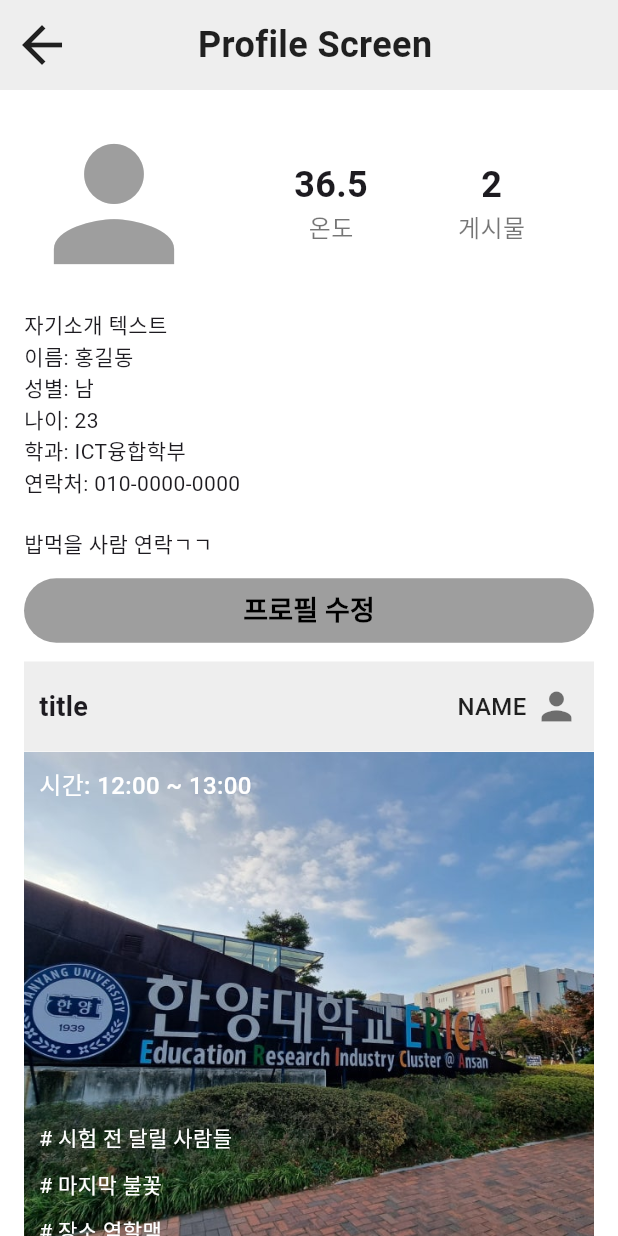
After one commit to Dream-no24/hanzzan, a Flutter app: the ProfileScreen screen opened directly, on a phone screen of 412 x 824 dp. The commit adds this screen. Run offline on Flutter 3.47's test engine with Material 3 defaults, Android fonts, the phone set to English and light mode, and no system bars.

Commit message:
프로필 화면 하드코딩 완료

```diff
--- a/lib/main.dart
+++ b/lib/main.dart
@@ -1,5 +1,6 @@
 import 'package:flutter/material.dart';
 import 'mainScreenDir/main_screen.dart';
+import 'mainScreenDir/profile_screen.dart';
 
 void main() {
   runApp(MyApp());
@@ -10,6 +11,8 @@
   Widget build(BuildContext context) {
     return MaterialApp(
       home: MainScreen(),
+      // home: ProfileScreen(), // 프로필 화면을 보기 위한 코드 변경
+
     );
   }
 }
--- /dev/null
+++ b/lib/mainScreenDir/profile_screen.dart
@@ -0,0 +1,376 @@
+import 'package:flutter/material.dart';
+
+class ProfileScreen extends StatelessWidget {
+  @override
+  Widget build(BuildContext context) {
+    return Scaffold(
+      body: Column(
+        children: [
+          // 상단 배너
+          Container(
+            height: 60,
+            width: double.infinity,
+            color: Colors.grey[200],
+            child: Row(
+              mainAxisAlignment: MainAxisAlignment.spaceBetween,
+              children: [
+                IconButton(
+                  onPressed: () {},
+                  icon: Icon(Icons.arrow_back),
+                  iconSize: 40,
+                  color: Colors.black87,
+                ),
+                Text(
+                  "Profile Screen",
+                  style: TextStyle(
+                    fontSize: 24,
+                    fontWeight: FontWeight.bold,
+                    color: Colors.black87,
+                  ),
+                ),
+                SizedBox(width: 48),
+              ],
+            ),
+          ),
+          // 나머지 부분
+          Expanded(
+            child: SingleChildScrollView( // 스크롤 가능한 위젯 추가
+              child: Container(
+                color: Colors.white, // 최상위 Container의 배경색을 흰색으로 설정
+                padding: const EdgeInsets.all(16.0),
+                child: Column(
+                  crossAxisAlignment: CrossAxisAlignment.start,
+                  children: [
+                    // 사용자 아이콘과 텍스트 그룹 묶음
+                    Row(
+                      crossAxisAlignment: CrossAxisAlignment.start,
+                      children: [
+                        // 사용자 아이콘
+                        Icon(
+                          Icons.person,
+                          size: 120,
+                          color: Colors.grey,
+                        ),
+                        SizedBox(width: 60), // 간격
+                        // 텍스트 그룹 묶음
+                        Row(
+                          children: [
+                            // 첫 번째 텍스트 그룹
+                            Container(
+                              padding:
+                              const EdgeInsets.symmetric(vertical: 30.0),
+                              child: Column(
+                                crossAxisAlignment: CrossAxisAlignment.center,
+                                children: [
+                                  Text(
+                                    "36.5",
+                                    style: TextStyle(
+                                      fontSize: 24,
+                                      fontWeight: FontWeight.bold,
+                                    ),
+                                  ),
+                                  Text(
+                                    "온도",
+                                    style: TextStyle(
+                                      fontSize: 16,
+                                      color: Colors.black54,
+                                    ),
+                                  ),
+                                ],
+                              ),
+                            ),
+                            SizedBox(width: 60),
+                            // 두 번째 텍스트 그룹
+                            Container(
+                              padding:
+                              const EdgeInsets.symmetric(vertical: 30.0),
+                              child: Column(
+                                crossAxisAlignment: CrossAxisAlignment.center,
+                                children: [
+                                  Text(
+                                    "2",
+                                    style: TextStyle(
+                                      fontSize: 24,
+                                      fontWeight: FontWeight.bold,
+                                    ),
+                                  ),
+                                  Text(
+                                    "게시물",
+                                    style: TextStyle(
+                                      fontSize: 16,
+                                      color: Colors.black54,
+                                    ),
+                                  ),
+                                ],
+                              ),
+                            ),
+                          ],
+                        ),
+                      ],
+                    ),
+                    SizedBox(height: 10),
+                    // 사용자 소개 텍스트
+                    Text(
+                      "자기소개 텍스트\n"
+                          "이름: 홍길동\n"
+                          "성별: 남\n"
+                          "나이: 23\n"
+                          "학과: ICT융합학부\n"
+                          "연락처: 010-0000-0000\n\n"
+                          "밥먹을 사람 연락ㄱㄱ",
+                      style: TextStyle(
+                        fontSize: 14,
+                        fontWeight: FontWeight.normal,
+                      ),
+                    ),
+                    SizedBox(height: 10),
+                    Center(
+                      child: Container(
+                        width: 400,
+                        child: TextButton(
+                          onPressed: () {},
+                          child: Text(
+                            "프로필 수정",
+                            style: TextStyle(
+                              fontSize: 18,
+                              fontWeight: FontWeight.bold,
+                              color: Colors.black,
+                            ),
+                          ),
+                          style: TextButton.styleFrom(
+                            backgroundColor: Colors.grey, // 텍스트 색상 설정
+                          ),
+                        ),
+                      ),
+                    ),
+                    // 게시물 박스
+                    Container(
+                      height: 400, // 게시물 높이
+                      width: double.infinity,
+                      margin: const EdgeInsets.symmetric(vertical: 10),
+                      color: Colors.white,
+                      child: Column(
+                        children: [
+                          // 상단 바
+                          Container(
+                            height: 60, // 상단 바 높이
+                            width: double.infinity, // 좌우 가득 채우기
+                            color: Colors.grey[200], // 바의 배경색
+                            padding: const EdgeInsets.symmetric(horizontal: 10),
+                            child: Row(
+                              mainAxisAlignment: MainAxisAlignment.spaceBetween,
+                              children: [
+                                // 좌측 제목
+                                const Text(
+                                  'title',
+                                  style: TextStyle(
+                                    fontSize: 18,
+                                    fontWeight: FontWeight.bold,
+                                  ),
+                                ),
+                                // 우측 사용자 정보
+                                Row(
+                                  children: [
+                                    const Text(
+                                      'NAME', // 추가된 텍스트
+                                      style: TextStyle(
+                                        fontSize: 16,
+                                        fontWeight: FontWeight.w500,
+                                        color: Colors.black87,
+                                      ),
+                                    ),
+                                    const SizedBox(width: 5), // 텍스트와 아이콘 간 간격
+                                    Icon(
+                                      Icons.person, // 사용자 아이콘
+                                      size: 30,
+                                      color: Colors.black54,
+                                    ),
+                                  ],
+                                ),
+                              ],
+                            ),
+                          ),
+                          // 게시물 내용 (이미지 배경)
+                          Expanded(
+                            child: Container(
+                              decoration: BoxDecoration(
+                                image: DecorationImage(
+                                  image: AssetImage('assets/ERICA.jpg'), // 이미지 파일 경로
+                                  fit: BoxFit.cover, // 이미지를 박스에 맞게 채움
+                                ),
+                              ),
+                              child: Stack(
+                                children: [
+                                  // 좌측 상단 시간 텍스트
+                                  Positioned(
+                                    left: 10, // 좌측 여백
+                                    top: 10, // 상단 여백
+                                    child: const Text(
+                                      '시간: 12:00 ~ 13:00',
+                                      style: TextStyle(
+                                        fontSize: 16,
+                                        fontWeight: FontWeight.w500,
+                                        color: Colors.white, // 흰색 텍스트
+                                      ),
+                                    ),
+                                  ),
+                                  // 좌측 하단 해시태그 텍스트
+                                  Positioned(
+                                    left: 10, // 좌측 여백
+                                    bottom: 10, // 하단 여백
+                                    child: Column(
+                                      crossAxisAlignment: CrossAxisAlignment.start,
+                                      children: [
+                                        const Text(
+                                          '# 시험 전 달릴 사람들',
+                                          style: TextStyle(
+                                            fontSize: 14,
+                                            color: Colors.white, // 흰색 텍스트
+                                          ),
+                                        ),
+                                        const SizedBox(height: 10),
+                                        const Text(
+                                          '# 마지막 불꽃',
+                                          style: TextStyle(
+                                            fontSize: 14,
+                                            color: Colors.white, // 흰색 텍스트
+                                          ),
+                                        ),
+                                        const SizedBox(height: 10),
+                                        const Text(
+                                          '# 장소 역할맥',
+                                          style: TextStyle(
+                                            fontSize: 14,
+                                            color: Colors.white, // 흰색 텍스트
+                                          ),
+                                        ),
+                                      ],
+                                    ),
+                                  ),
+                                ],
+                              ),
+                            ),
+                          ),
+                        ],
+                      ),
+                    ),
+                    Container(
+                      height: 400, // 게시물 높이
+                      width: double.infinity,
+                      margin: const EdgeInsets.symmetric(vertical: 10),
+                      color: Colors.white,
+                      child: Column(
+                        children: [
+                          // 상단 바
+                          Container(
+                            height: 60, // 상단 바 높이
+                            width: double.infinity, // 좌우 가득 채우기
+                            color: Colors.grey[200], // 바의 배경색
+                            padding: const EdgeInsets.symmetric(horizontal: 10),
+                            child: Row(
+                              mainAxisAlignment: MainAxisAlignment.spaceBetween,
+                              children: [
+                                // 좌측 제목
+                                const Text(
+                                  'title',
+                                  style: TextStyle(
+                                    fontSize: 18,
+                                    fontWeight: FontWeight.bold,
+                                  ),
+                                ),
+                                // 우측 사용자 정보
+                                Row(
+                                  children: [
+                                    const Text(
+                                      'NAME', // 추가된 텍스트
+                                      style: TextStyle(
+                                        fontSize: 16,
+                                        fontWeight: FontWeight.w500,
+                                        color: Colors.black87,
+                                      ),
+                                    ),
+                                    const SizedBox(width: 5), // 텍스트와 아이콘 간 간격
+                                    Icon(
+                                      Icons.person, // 사용자 아이콘
+                                      size: 30,
+                                      color: Colors.black54,
+                                    ),
+                                  ],
+                                ),
+                              ],
+                            ),
+                          ),
+                          // 게시물 내용 (이미지 배경)
+                          Expanded(
+                            child: Container(
+                              decoration: BoxDecoration(
+                                image: DecorationImage(
+                                  image: AssetImage('assets/ERICA.jpg'), // 이미지 파일 경로
+                                  fit: BoxFit.cover, // 이미지를 박스에 맞게 채움
+                                ),
+                              ),
+                              child: Stack(
+                                children: [
+                                  // 좌측 상단 시간 텍스트
+                                  Positioned(
+                                    left: 10, // 좌측 여백
+                                    top: 10, // 상단 여백
+                                    child: const Text(
+                                      '시간: 12:00 ~ 13:00',
+                                      style: TextStyle(
+                                        fontSize: 16,
+                                        fontWeight: FontWeight.w500,
+                                        color: Colors.white, // 흰색 텍스트
+                                      ),
+                                    ),
+                                  ),
+                                  // 좌측 하단 해시태그 텍스트
+                                  Positioned(
+                                    left: 10, // 좌측 여백
+                                    bottom: 10, // 하단 여백
+                                    child: Column(
+                                      crossAxisAlignment: CrossAxisAlignment.start,
+                                      children: [
+                                        const Text(
+                                          '# 시험 전 달릴 사람들',
+                                          style: TextStyle(
+                                            fontSize: 14,
+                                            color: Colors.white, // 흰색 텍스트
+                                          ),
+                                        ),
+                                        const SizedBox(height: 10),
+                                        const Text(
+                                          '# 마지막 불꽃',
+                                          style: TextStyle(
+                                            fontSize: 14,
+                                            color: Colors.white, // 흰색 텍스트
+                                          ),
+                                        ),
+                                        const SizedBox(height: 10),
+                                        const Text(
+                                          '# 장소 역할맥',
+                                          style: TextStyle(
+                                            fontSize: 14,
+                                            color: Colors.white, // 흰색 텍스트
+                                          ),
+                                        ),
+                                      ],
+                                    ),
+                                  ),
+                                ],
+                              ),
+                            ),
+                          ),
+                        ],
+                      ),
+                    ),
+                  ],
+                ),
+              ),
+            ),
+          ),
+        ],
+      ),
+    );
+  }
+}
```
